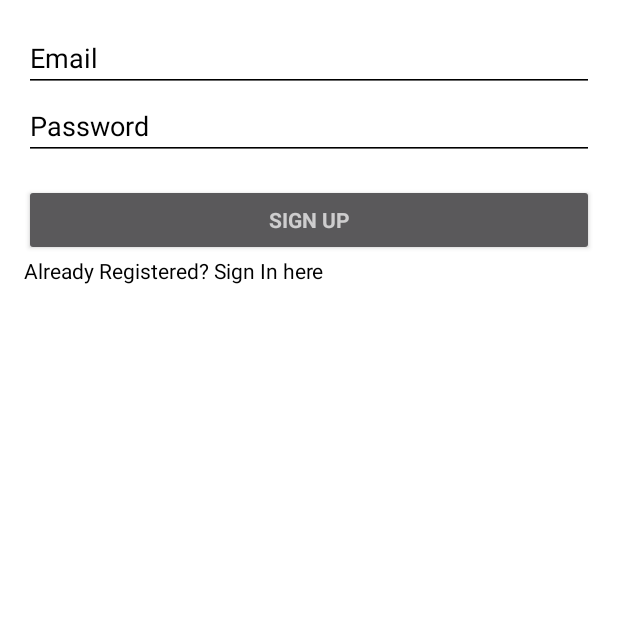
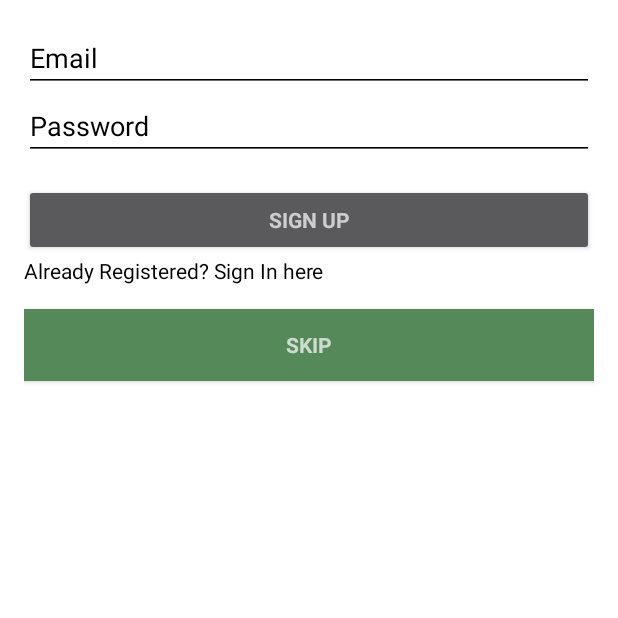
Before and after one commit to ayushkumarshah/ITMeet2018-master, an Android app: the fragment Register shown on its own in the app's theme, on a phone screen of 412 x 824 dp, the top half of it. Run offline under Robolectric (Android 15) with nearby library versions, the phone set to English and light mode, and no system bars; our stand-ins replace Firebase (no records; nobody signed in at launch, a user with empty details on screens opened directly).

Commit message:
skip button, proguard enabled

```diff
--- a/app/build.gradle
+++ b/app/build.gradle
@@ -17,7 +17,9 @@ android {
     }
     buildTypes {
         release {
-            minifyEnabled false
+            minifyEnabled true
+            shrinkResources true
+
             proguardFiles getDefaultProguardFile('proguard-android.txt'), 'proguard-rules.pro'
         }
     }
@@ -40,6 +42,7 @@ dependencies {
     compile 'com.android.volley:volley:1.0.0'
     compile 'com.specyci:residemenu:1.6'
     compile 'com.squareup.picasso:picasso:2.5.2'
+
     implementation 'com.google.firebase:firebase-storage:11.0.4'
     implementation 'com.google.firebase:firebase-auth:11.0.4'
     implementation 'com.google.firebase:firebase-database:11.0.4'
--- a/app/src/main/java/np/edu/ku/itmeet/FirebaseAuthentication/Register.java
+++ b/app/src/main/java/np/edu/ku/itmeet/FirebaseAuthentication/Register.java
@@ -30,7 +30,7 @@ public class Register extends Fragment {
     private EditText editTextEmail;
     private EditText editTextPassword;
     private FirebaseAuth firebaseAuth;
-    private Button buttonSignup;
+    private Button buttonSignup,skip;
     private ProgressDialog progressDialog;
     private TextView textViewSignin;
     public Register() {
@@ -51,6 +51,7 @@ public class Register extends Fragment {
         editTextPassword = (EditText) rootView.findViewById(R.id.password_register);
 
         buttonSignup = (Button) rootView.findViewById(R.id.button_register);
+        skip = (Button) rootView.findViewById(R.id.skip_register);
 
         progressDialog = new ProgressDialog(getActivity());
 
@@ -60,6 +61,17 @@ public class Register extends Fragment {
             public void onClick(View view) {
                 //calling register method on click
                 registerUser();
+            }
+        });
+
+        skip.setOnClickListener(new View.OnClickListener() {
+            @Override
+            public void onClick(View view) {
+                Fragment fragment = new HomeFragment();
+                FragmentTransaction ft = getActivity().getSupportFragmentManager().beginTransaction();
+                ft.replace(R.id.frag_register, fragment);
+                ft.addToBackStack("tag");
+                ft.commit();
             }
         });
 
--- a/app/src/main/res/layout/fragment_register.xml
+++ b/app/src/main/res/layout/fragment_register.xml
@@ -1,3 +1,8 @@
+<FrameLayout android:layout_width="match_parent"
+    android:layout_height="match_parent"
+    xmlns:android="http://schemas.android.com/apk/res/android"
+    android:id="@+id/frag_register">
+
 <LinearLayout xmlns:android="http://schemas.android.com/apk/res/android"
     xmlns:tools="http://schemas.android.com/tools"
     android:layout_width="match_parent"
@@ -80,4 +85,17 @@
 
         </LinearLayout>
 
+    <Button
+        android:id="@+id/skip_register"
+        style="?android:textAppearanceSmall"
+        android:layout_width="match_parent"
+        android:layout_height="wrap_content"
+        android:layout_marginTop="16dp"
+        android:background="#55895a"
+        android:text="SKIP"
+        android:textStyle="bold" />
+
+
 </LinearLayout>
+
+</FrameLayout>
```
Also changed, not shown: app/src/main/java/np/edu/ku/itmeet/FirebaseAuthentication/Login.java (+14 -1 lines), app/src/main/res/layout/fragment_login.xml (+10 -0 lines), 1 other file.
